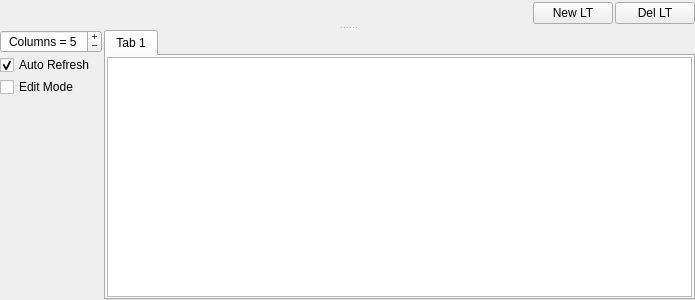
Before: the Qt Designer form appli/prodManager/ui/tabLineTest.ui in snaress/bank, drawn with Qt 5.
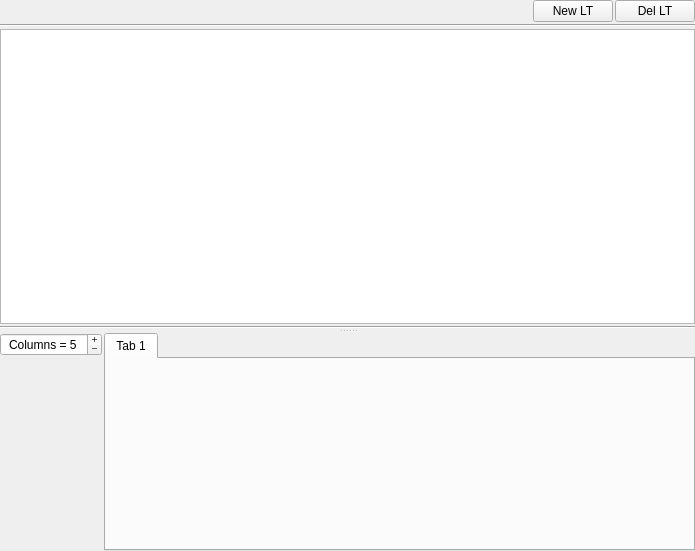
After: the same form once the commit is applied.

Commit message: ProdManager: Update LineTestTab()

Diff of the .ui file:
```diff
--- a/appli/prodManager/ui/tabLineTest.ui
+++ b/appli/prodManager/ui/tabLineTest.ui
@@ -7,7 +7,7 @@
     <x>0</x>
     <y>0</y>
     <width>695</width>
-    <height>300</height>
+    <height>551</height>
    </rect>
   </property>
   <property name="windowTitle">
@@ -94,6 +94,35 @@
          </item>
         </layout>
        </item>
+       <item>
+        <widget class="Line" name="line_2">
+         <property name="orientation">
+          <enum>Qt::Horizontal</enum>
+         </property>
+        </widget>
+       </item>
+       <item>
+        <widget class="QTreeWidget" name="twLtTree">
+         <property name="indentation">
+          <number>0</number>
+         </property>
+         <attribute name="headerVisible">
+          <bool>false</bool>
+         </attribute>
+         <column>
+          <property name="text">
+           <string notr="true">1</string>
+          </property>
+         </column>
+        </widget>
+       </item>
+       <item>
+        <widget class="Line" name="line">
+         <property name="orientation">
+          <enum>Qt::Horizontal</enum>
+         </property>
+        </widget>
+       </item>
       </layout>
      </widget>
      <widget class="QWidget" name="layoutWidget_2">
@@ -122,23 +151,6 @@
            </property>
           </widget>
          </item>
-         <item>
-          <widget class="QCheckBox" name="cbLtAutoRf">
-           <property name="text">
-            <string>Auto Refresh</string>
-           </property>
-           <property name="checked">
-            <bool>true</bool>
-           </property>
-          </widget>
-         </item>
-         <item>
-          <widget class="QCheckBox" name="cbLtEditMode">
-           <property name="text">
-            <string>Edit Mode</string>
-           </property>
-          </widget>
-         </item>
          <item>
           <spacer name="verticalSpacer_2">
            <property name="orientation">
@@ -185,50 +197,6 @@
            <property name="spacing">
             <number>1</number>
            </property>
-           <item row="0" column="0">
-            <widget class="QTreeWidget" name="twLtShots">
-             <property name="selectionMode">
-              <enum>QAbstractItemView::NoSelection</enum>
-             </property>
-             <property name="selectionBehavior">
-              <enum>QAbstractItemView::SelectItems</enum>
-             </property>
-             <property name="indentation">
-              <number>0</number>
-             </property>
-             <property name="columnCount">
-              <number>5</number>
-             </property>
-             <attribute name="headerVisible">
-              <bool>false</bool>
-             </attribute>
-             <column>
-              <property name="text">
-               <string notr="true">1</string>
-              </property>
-             </column>
-             <column>
-              <property name="text">
-               <string notr="true">2</string>
-              </property>
-             </column>
-             <column>
-              <property name="text">
-               <string notr="true">3</string>
-              </property>
-             </column>
-             <column>
-              <property name="text">
-               <string notr="true">4</string>
-              </property>
-             </column>
-             <column>
-              <property name="text">
-               <string notr="true">5</string>
-              </property>
-             </column>
-            </widget>
-           </item>
           </layout>
          </widget>
         </widget>
```
Left out of the diff: 4 changed lines with no effect on the pictures. The commit also changes 10 other files.
